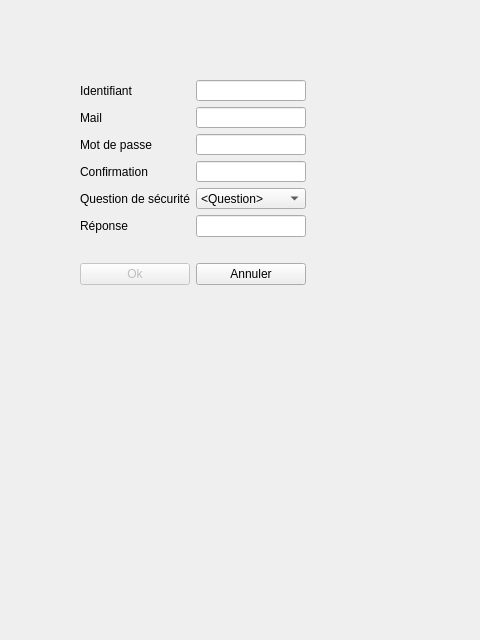
This is UI/signin.ui in Qdesmettre/QCM_generator as Qt 5 draws it before an edit. The edited form follows.
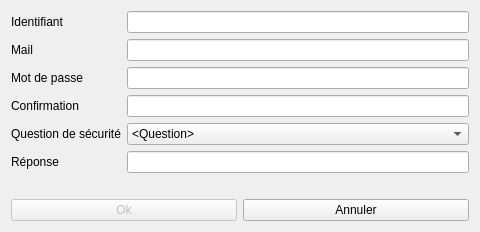
This is the edited form.

```diff
--- a/UI/signin.ui
+++ b/UI/signin.ui
@@ -7,21 +7,14 @@
     <x>0</x>
     <y>0</y>
     <width>480</width>
-    <height>640</height>
+    <height>223</height>
    </rect>
   </property>
   <property name="windowTitle">
    <string>Dialog</string>
   </property>
-  <widget class="QWidget" name="">
-   <property name="geometry">
-    <rect>
-     <x>80</x>
-     <y>80</y>
-     <width>226</width>
-     <height>205</height>
-    </rect>
-   </property>
+  <layout class="QGridLayout" name="gridLayout_2">
+   <item row="0" column="0">
    <layout class="QGridLayout" name="gridLayout">
     <item row="2" column="0">
      <layout class="QHBoxLayout" name="horizontalLayout">
@@ -128,7 +121,8 @@
      </widget>
     </item>
    </layout>
-  </widget>
+   </item>
+  </layout>
  </widget>
  <resources/>
  <connections/>
```
Left out of the diff: 5 changed lines with no effect on the pictures. Lines whose indentation alone changed are shown as unchanged.
